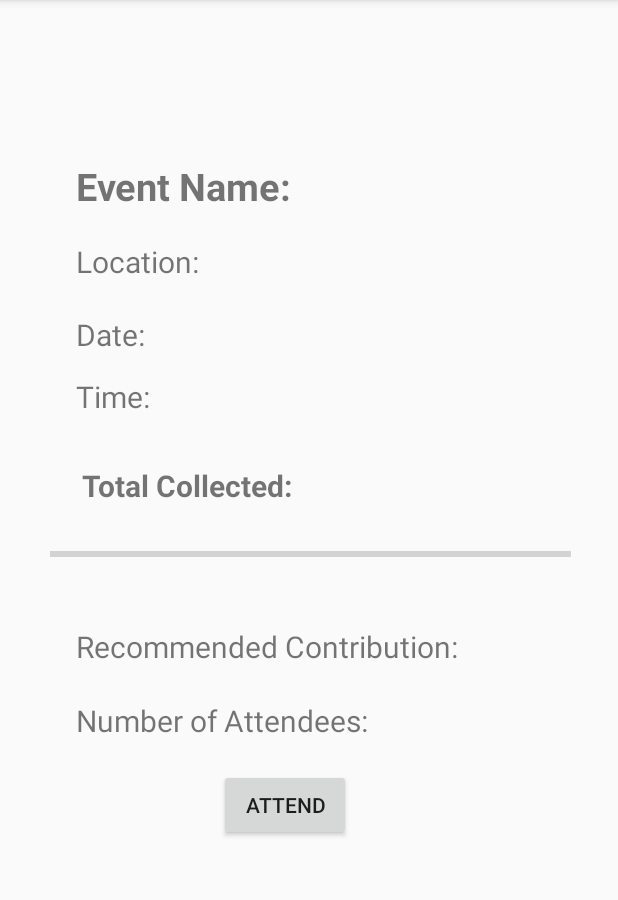
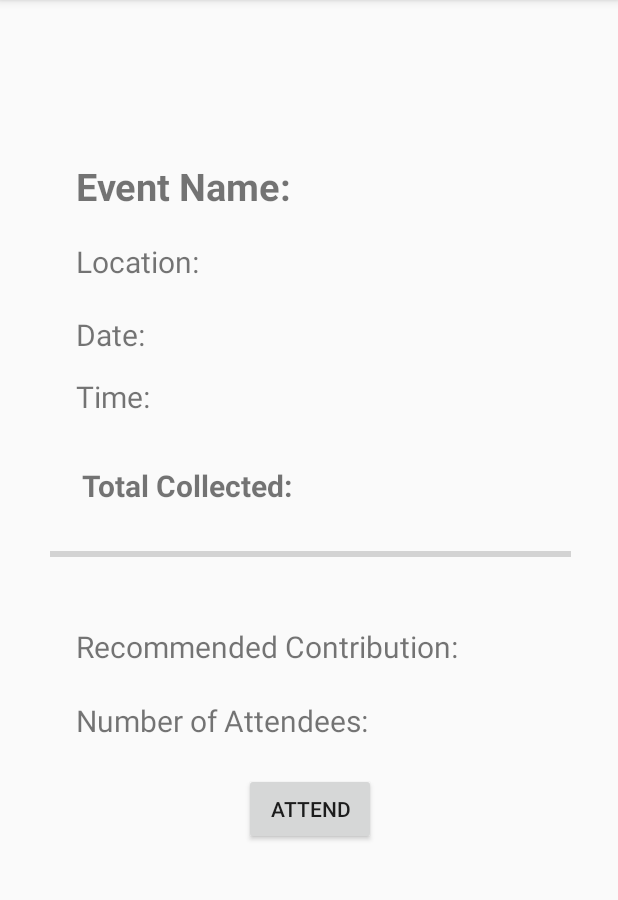
Before and after one commit to sjverduguez/FeedTheKitty, an Android app: the EventDetailsActivity screen opened directly, with no data from a screen before it, on a phone screen of 412 x 824 dp, the part 84-984 px from its top. Run offline under Robolectric (Android 15) with nearby library versions, the phone set to English and light mode, and no system bars.

Commit message:
event details change

```diff
--- a/app/src/main/res/layout/activity_event_details.xml
+++ b/app/src/main/res/layout/activity_event_details.xml
@@ -114,12 +114,9 @@
             android:id="@+id/button3"
             android:layout_width="wrap_content"
             android:layout_height="wrap_content"
-            android:layout_alignEnd="@+id/textView8"
-            android:layout_alignParentBottom="true"
-            android:layout_alignRight="@+id/textView8"
-            android:layout_marginBottom="20dp"
-            android:layout_marginEnd="11dp"
-            android:layout_marginRight="11dp"
+            android:layout_below="@+id/textView8"
+            android:layout_centerHorizontal="true"
+            android:layout_marginTop="21dp"
             android:text="Attend" />
     </RelativeLayout>
 </android.support.constraint.ConstraintLayout>
```
